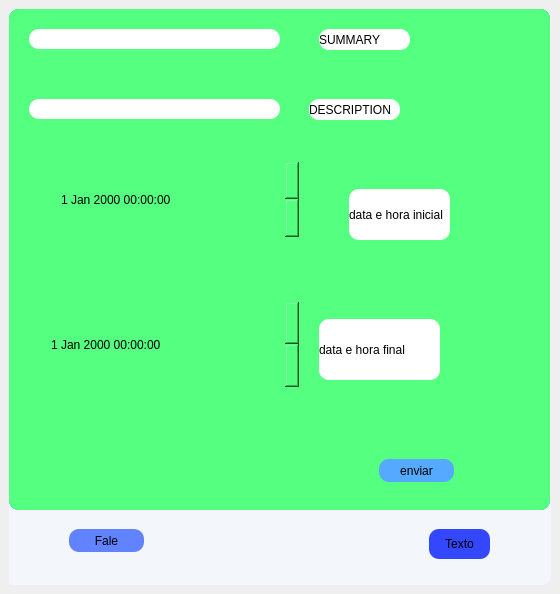
The window that TELA_PRINCIPAL.ui (carloscelestino1/assistenteVirtual) describes before a commit, drawn with Qt 5.
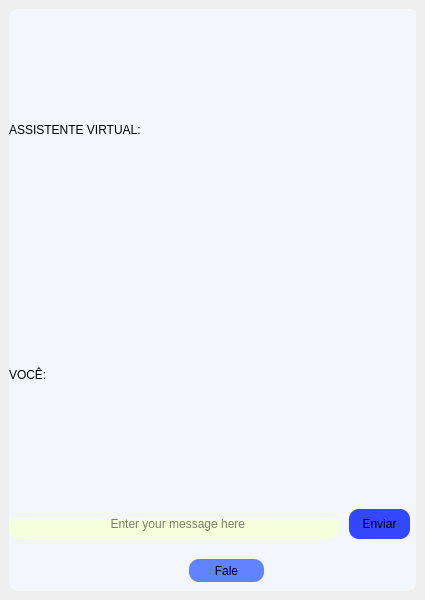
The same window after the commit. Icons and pictures are not drawn.

```diff
--- a/TELA_PRINCIPAL.ui
+++ b/TELA_PRINCIPAL.ui
@@ -6,8 +6,8 @@
    <rect>
     <x>0</x>
     <y>0</y>
-    <width>560</width>
-    <height>594</height>
+    <width>425</width>
+    <height>600</height>
    </rect>
   </property>
   <property name="windowTitle">
@@ -34,8 +34,8 @@
           <rect>
            <x>0</x>
            <y>0</y>
-           <width>540</width>
-           <height>574</height>
+           <width>405</width>
+           <height>580</height>
           </rect>
          </property>
          <widget class="QScrollArea" name="scrollArea">
@@ -43,7 +43,7 @@
            <rect>
             <x>0</x>
             <y>510</y>
-            <width>305</width>
+            <width>401</width>
             <height>71</height>
            </rect>
           </property>
@@ -64,15 +64,43 @@
             <rect>
              <x>0</x>
              <y>0</y>
-             <width>305</width>
+             <width>401</width>
              <height>71</height>
             </rect>
            </property>
+           <widget class="QLineEdit" name="lineEdit">
+            <property name="geometry">
+             <rect>
+              <x>0</x>
+              <y>-10</y>
+              <width>331</width>
+              <height>30</height>
+             </rect>
+            </property>
+            <property name="styleSheet">
+             <string notr="true">background-color: rgb(246, 255, 219);</string>
+            </property>
+            <property name="text">
+             <string/>
+            </property>
+            <property name="maxLength">
+             <number>32767</number>
+            </property>
+            <property name="alignment">
+             <set>Qt::AlignCenter</set>
+            </property>
+            <property name="placeholderText">
+             <string>  Enter your message here</string>
+            </property>
+            <property name="cursorMoveStyle">
+             <enum>Qt::LogicalMoveStyle</enum>
+            </property>
+           </widget>
            <widget class="QPushButton" name="pushButton_2">
             <property name="geometry">
              <rect>
-              <x>60</x>
-              <y>10</y>
+              <x>180</x>
+              <y>40</y>
               <width>75</width>
               <height>23</height>
              </rect>
@@ -93,24 +121,80 @@
          <widget class="QLabel" name="label">
           <property name="geometry">
            <rect>
-            <x>0</x>
+            <x>10</x>
             <y>0</y>
-            <width>541</width>
-            <height>501</height>
+            <width>291</width>
+            <height>471</height>
            </rect>
           </property>
-          <property name="styleSheet">
-           <string notr="true">background-color: rgb(85, 255, 127);</string>
-          </property>
           <property name="text">
            <string/>
           </property>
          </widget>
+         <widget class="QLabel" name="label_2">
+          <property name="geometry">
+           <rect>
+            <x>0</x>
+            <y>0</y>
+            <width>411</width>
+            <height>241</height>
+           </rect>
+          </property>
+          <property name="contextMenuPolicy">
+           <enum>Qt::DefaultContextMenu</enum>
+          </property>
+          <property name="layoutDirection">
+           <enum>Qt::LeftToRight</enum>
+          </property>
+          <property name="styleSheet">
+           <string notr="true">font: 10pt &quot;MS Shell Dlg 2&quot;;</string>
+          </property>
+          <property name="inputMethodHints">
+           <set>Qt::ImhNone</set>
+          </property>
+          <property name="frameShadow">
+           <enum>QFrame::Plain</enum>
+          </property>
+          <property name="lineWidth">
+           <number>1</number>
+          </property>
+          <property name="text">
+           <string>ASSISTENTE VIRTUAL:</string>
+          </property>
+          <property name="textFormat">
+           <enum>Qt::AutoText</enum>
+          </property>
+          <property name="margin">
+           <number>1</number>
+          </property>
+          <property name="indent">
+           <number>-1</number>
+          </property>
+          <property name="textInteractionFlags">
+           <set>Qt::NoTextInteraction</set>
+          </property>
+         </widget>
+         <widget class="QLabel" name="label_3">
+          <property name="geometry">
+           <rect>
+            <x>0</x>
+            <y>240</y>
+            <width>411</width>
+            <height>251</height>
+           </rect>
+          </property>
+          <property name="styleSheet">
+           <string notr="true">font: 10pt &quot;MS Shell Dlg 2&quot;;</string>
+          </property>
+          <property name="text">
+           <string>VOCÊ:</string>
+          </property>
+         </widget>
          <widget class="QPushButton" name="pushButton">
           <property name="geometry">
            <rect>
-            <x>420</x>
-            <y>520</y>
+            <x>340</x>
+            <y>500</y>
             <width>61</width>
             <height>30</height>
            </rect>
@@ -125,225 +209,13 @@
            <string notr="true">background-color: rgb(51, 71, 255);</string>
           </property>
           <property name="text">
-           <string>Texto</string>
+           <string>Enviar</string>
           </property>
           <property name="icon">
            <iconset resource="sources.qrc">
             <normaloff>:/sources/arrow-34-24.ico</normaloff>:/sources/arrow-34-24.ico</iconset>
           </property>
          </widget>
-         <widget class="QFrame" name="frame">
-          <property name="geometry">
-           <rect>
-            <x>0</x>
-            <y>0</y>
-            <width>541</width>
-            <height>501</height>
-           </rect>
-          </property>
-          <property name="styleSheet">
-           <string notr="true">background-color: rgb(0, 170, 255);</string>
-          </property>
-          <property name="frameShape">
-           <enum>QFrame::StyledPanel</enum>
-          </property>
-          <property name="frameShadow">
-           <enum>QFrame::Raised</enum>
-          </property>
-          <widget class="QPushButton" name="pushButton_3">
-           <property name="geometry">
-            <rect>
-             <x>20</x>
-             <y>30</y>
-             <width>75</width>
-             <height>23</height>
-            </rect>
-           </property>
-           <property name="styleSheet">
-            <string notr="true">background-color: rgb(85, 255, 127);</string>
-           </property>
-           <property name="text">
-            <string>assistente</string>
-           </property>
-          </widget>
-          <widget class="QLabel" name="label_2">
-           <property name="geometry">
-            <rect>
-             <x>150</x>
-             <y>90</y>
-             <width>171</width>
-             <height>51</height>
-            </rect>
-           </property>
-           <property name="styleSheet">
-            <string notr="true">background-color: rgb(255, 255, 255);</string>
-           </property>
-           <property name="text">
-            <string/>
-           </property>
-          </widget>
-          <widget class="QLabel" name="label_7">
-           <property name="geometry">
-            <rect>
-             <x>150</x>
-             <y>150</y>
-             <width>171</width>
-             <height>51</height>
-            </rect>
-           </property>
-           <property name="styleSheet">
-            <string notr="true">background-color: rgb(255, 255, 255);</string>
-           </property>
-           <property name="text">
-            <string/>
-           </property>
-          </widget>
-          <widget class="QFrame" name="frame_2">
-           <property name="geometry">
-            <rect>
-             <x>0</x>
-             <y>0</y>
-             <width>541</width>
-             <height>501</height>
-            </rect>
-           </property>
-           <property name="styleSheet">
-            <string notr="true">background-color: rgb(85, 255, 127);</string>
-           </property>
-           <property name="frameShape">
-            <enum>QFrame::StyledPanel</enum>
-           </property>
-           <property name="frameShadow">
-            <enum>QFrame::Raised</enum>
-           </property>
-           <widget class="QDateTimeEdit" name="dateTimeEdit">
-            <property name="geometry">
-             <rect>
-              <x>50</x>
-              <y>150</y>
-              <width>241</width>
-              <height>81</height>
-             </rect>
-            </property>
-           </widget>
-           <widget class="QDateTimeEdit" name="dateTimeEdit_2">
-            <property name="geometry">
-             <rect>
-              <x>40</x>
-              <y>290</y>
-              <width>251</width>
-              <height>91</height>
-             </rect>
-            </property>
-           </widget>
-           <widget class="QLineEdit" name="lineEdit_2">
-            <property name="geometry">
-             <rect>
-              <x>20</x>
-              <y>90</y>
-              <width>251</width>
-              <height>20</height>
-             </rect>
-            </property>
-            <property name="styleSheet">
-             <string notr="true">background-color: rgb(255, 255, 255);</string>
-            </property>
-           </widget>
-           <widget class="QLabel" name="label_3">
-            <property name="geometry">
-             <rect>
-              <x>300</x>
-              <y>90</y>
-              <width>91</width>
-              <height>21</height>
-             </rect>
-            </property>
-            <property name="styleSheet">
-             <string notr="true">background-color: rgb(255, 255, 255);</string>
-            </property>
-            <property name="text">
-             <string>DESCRIPTION</string>
-            </property>
-           </widget>
-           <widget class="QLabel" name="label_4">
-            <property name="geometry">
-             <rect>
-              <x>340</x>
-              <y>180</y>
-              <width>101</width>
-              <height>51</height>
-             </rect>
-            </property>
-            <property name="styleSheet">
-             <string notr="true">background-color: rgb(255, 255, 255);</string>
-            </property>
-            <property name="text">
-             <string>data e hora inicial</string>
-            </property>
-           </widget>
-           <widget class="QLabel" name="label_5">
-            <property name="geometry">
-             <rect>
-              <x>310</x>
-              <y>310</y>
-              <width>121</width>
-              <height>61</height>
-             </rect>
-            </property>
-            <property name="styleSheet">
-             <string notr="true">background-color: rgb(255, 255, 255);</string>
-            </property>
-            <property name="text">
-             <string>data e hora final</string>
-            </property>
-           </widget>
-           <widget class="QLineEdit" name="lineEdit_3">
-            <property name="geometry">
-             <rect>
-              <x>20</x>
-              <y>20</y>
-              <width>251</width>
-              <height>20</height>
-             </rect>
-            </property>
-            <property name="styleSheet">
-             <string notr="true">background-color: rgb(255, 255, 255);</string>
-            </property>
-           </widget>
-           <widget class="QLabel" name="label_6">
-            <property name="geometry">
-             <rect>
-              <x>310</x>
-              <y>20</y>
-              <width>91</width>
-              <height>21</height>
-             </rect>
-            </property>
-            <property name="styleSheet">
-             <string notr="true">background-color: rgb(255, 255, 255);</string>
-            </property>
-            <property name="text">
-             <string>SUMMARY</string>
-            </property>
-           </widget>
-          </widget>
-         </widget>
-         <widget class="QPushButton" name="pushButton_4">
-          <property name="geometry">
-           <rect>
-            <x>370</x>
-            <y>450</y>
-            <width>75</width>
-            <height>23</height>
-           </rect>
-          </property>
-          <property name="styleSheet">
-           <string notr="true">background-color: rgb(85, 170, 255);</string>
-          </property>
-          <property name="text">
-           <string>enviar</string>
-          </property>
-         </widget>
         </widget>
        </widget>
       </item>
```
